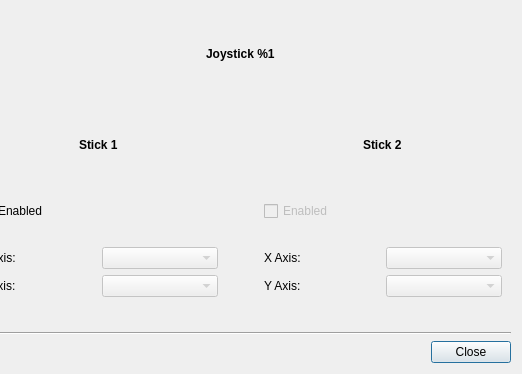
First picture: the form in src/advancestickassignmentdialog.ui, repository AntiMicroX/antimicrox, before the edit; both pictures show x 247 to 769 and y 0 to 374 of the 769 by 374 pixel window.
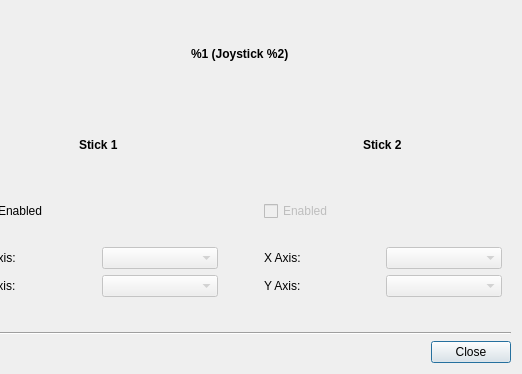
Second picture: the form after the edit.

The edit to the form file:
```diff
--- a/src/advancestickassignmentdialog.ui
+++ b/src/advancestickassignmentdialog.ui
@@ -82,7 +82,7 @@
               </font>
              </property>
              <property name="text">
-              <string>Joystick %1</string>
+              <string>%1 (Joystick %2)</string>
              </property>
             </widget>
            </item>
```
Left out of the diff: 2 changed lines with no effect on the pictures.
